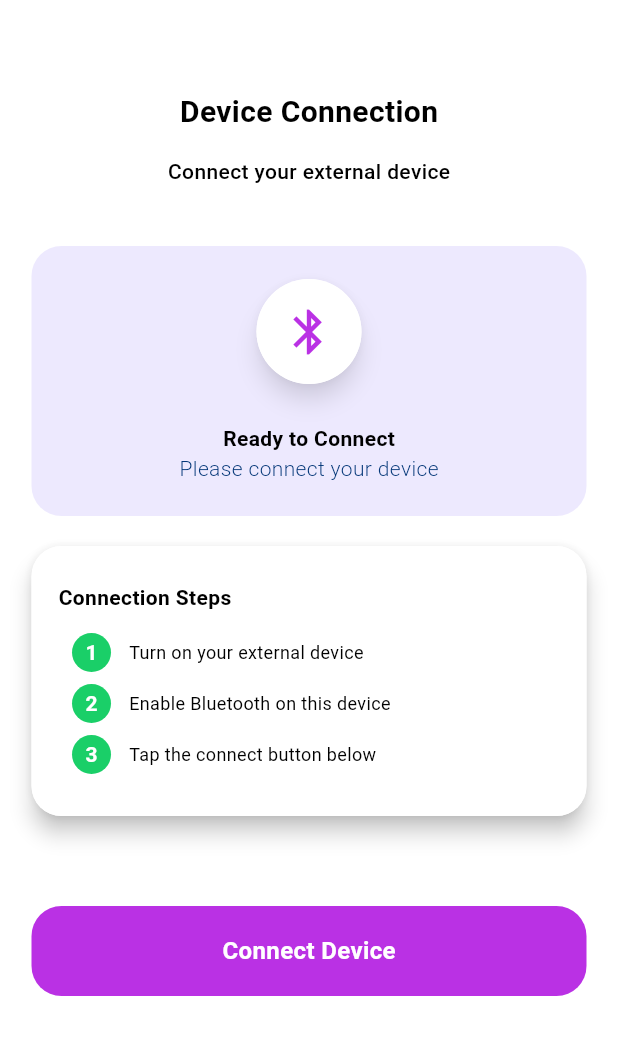
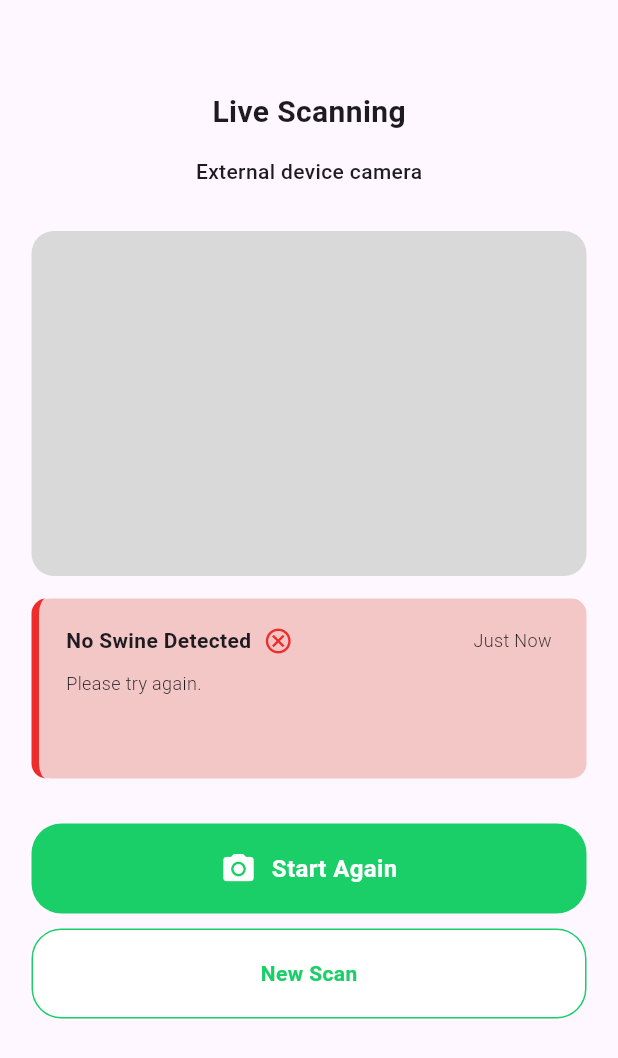
Before and after one commit to GinnoLmao/LiveStock, a Flutter app: the screen it shows after launch, on a phone screen of 412 x 824 dp. Shown: the top 1058 px of the screen. Run offline on Flutter 3.47's test engine with Material 3 defaults, Android fonts, the phone set to English and light mode, and no system bars.

Commit message:
all UI done/ Icons of pig and cow (need)

```diff
--- a/lib/main.dart
+++ b/lib/main.dart
@@ -1,5 +1,7 @@
 import 'package:flutter/material.dart';
 import 'package:livestock_prototype/navigation/bottom_nav.dart';
+import 'package:livestock_prototype/pages/scanning_page1.dart';
+import 'package:livestock_prototype/pages/scanning_page1fail.dart';
 import 'package:livestock_prototype/pages_connect/connecting_page.dart';
 import 'package:livestock_prototype/pages_connect/connection_failed.dart';
 import 'package:livestock_prototype/pages_connect/connection_page.dart';
@@ -21,7 +23,7 @@ class MyApp extends StatelessWidget {
           secondary: Color(0xFF1ACF68),
         ),
       ),
-      home: ConnectionPage(),
+      home: ScanningPage1Fail(),
     );
   }
 }
--- /dev/null
+++ b/lib/pages/scanning_page1fail.dart
@@ -0,0 +1,153 @@
+import 'package:flutter/material.dart';
+
+class ScanningPage1Fail extends StatelessWidget {
+  const ScanningPage1Fail({super.key});
+
+  @override
+  Widget build(BuildContext context) {
+    return MaterialApp(
+      debugShowCheckedModeBanner: false,
+      home: Scaffold(
+        body: Center(
+          child: Column(
+            crossAxisAlignment: CrossAxisAlignment.center,
+            children: [
+              SizedBox(height: 60),
+              Text(
+                "Live Scanning",
+                style: TextStyle(fontSize: 20, fontWeight: FontWeight.w700),
+              ),
+              SizedBox(height: 15),
+              Text(
+                "External device camera",
+                style: TextStyle(fontSize: 14, fontWeight: FontWeight.w500),
+              ),
+              SizedBox(height: 30),
+              Container(
+                width: 370,
+                height: 230,
+                decoration: BoxDecoration(
+                  color: Color(0xFFD9D9D9),
+                  borderRadius: BorderRadius.circular(15),
+                ),
+              ),
+              SizedBox(height: 15),
+
+              Container(
+                width: 370,
+                height: 120,
+                decoration: BoxDecoration(
+                  color: Color(0xFFF4C7C7),
+                  borderRadius: BorderRadius.circular(10),
+                  border: Border(
+                    left: BorderSide(color: Color(0XFFEF2C2C), width: 5),
+                  ),
+                ),
+                child: Padding(
+                  padding: const EdgeInsets.all(18),
+                  child: Column(
+                    crossAxisAlignment: CrossAxisAlignment.start,
+                    children: [
+                      // First row: "Scan Complete" with check icon
+                      Row(
+                        mainAxisAlignment: MainAxisAlignment.start,
+                        crossAxisAlignment: CrossAxisAlignment.center,
+                        children: [
+                          Text(
+                            "No Swine Detected",
+                            style: TextStyle(
+                              fontSize: 14,
+                              fontWeight: FontWeight.w700,
+                            ),
+                          ),
+                          SizedBox(width: 8), // Space between text and icon
+                          Icon(
+                            Icons.cancel_outlined,
+                            color: Color(0xFFEF2C2C),
+                            size: 20,
+                          ),
+                          SizedBox(width: 120),
+                          Text(
+                            "Just Now",
+                            style: TextStyle(
+                              fontSize: 12,
+                              fontWeight: FontWeight.w300,
+                            ),
+                          ),
+                        ],
+                      ),
+
+                      SizedBox(height: 10), // Space between rows
+                      // Second section: Detection information
+                      Column(
+                        crossAxisAlignment: CrossAxisAlignment.start,
+                        children: [
+                          Text(
+                            "Please try again.",
+                            style: TextStyle(
+                              fontWeight: FontWeight.w300,
+                              fontSize: 12,
+                            ),
+                          ),
+                        ],
+                      ),
+                    ],
+                  ),
+                ),
+              ),
+
+              SizedBox(height: 30),
+
+              Container(
+                width: 370,
+                height: 60,
+                decoration: BoxDecoration(
+                  color: Color(0xFF1ACF68),
+                  borderRadius: BorderRadius.circular(20),
+                ),
+                child: Row(
+                  mainAxisAlignment: MainAxisAlignment.center,
+                  children: [
+                    Icon(Icons.camera_alt, color: Colors.white),
+
+                    SizedBox(width: 10),
+
+                    Text(
+                      "Start Again",
+                      style: TextStyle(
+                        fontSize: 16,
+                        fontWeight: FontWeight.w700,
+                        color: Colors.white,
+                      ),
+                    ),
+                  ],
+                ),
+              ),
+
+              SizedBox(height: 10),
+
+              Container(
+                width: 370,
+                height: 60,
+                decoration: BoxDecoration(
+                  color: Colors.white,
+                  borderRadius: BorderRadius.circular(20),
+                  border: Border.all(color: Color(0xFF1ACF68), width: 1),
+                ),
+                child: Center(
+                  child: Text(
+                    "New Scan",
+                    style: TextStyle(
+                      color: Color(0xFF1ACF68),
+                      fontWeight: FontWeight.w700,
+                    ),
+                  ),
+                ),
+              ),
+            ],
+          ),
+        ),
+      ),
+    );
+  }
+}
--- a/lib/pages_connect/connecting_page.dart
+++ b/lib/pages_connect/connecting_page.dart
@@ -35,16 +35,6 @@ class ConnectingPage extends StatelessWidget {
               ),
             ],
           ),
-        ),
-        bottomNavigationBar: BottomNavigationBar(
-          items: const [
-            BottomNavigationBarItem(icon: Icon(Icons.home), label: 'Home'),
-            BottomNavigationBarItem(
-              icon: Icon(Icons.bluetooth),
-              label: 'Connect',
-            ),
-            BottomNavigationBarItem(icon: Icon(Icons.camera), label: 'Scan'),
-          ],
         ),
       ),
     );
--- a/lib/pages_connect/connection_failed.dart
+++ b/lib/pages_connect/connection_failed.dart
@@ -35,16 +35,6 @@ class ConnectionFailed extends StatelessWidget {
               ),
             ],
           ),
-        ),
-        bottomNavigationBar: BottomNavigationBar(
-          items: const [
-            BottomNavigationBarItem(icon: Icon(Icons.home), label: 'Home'),
-            BottomNavigationBarItem(
-              icon: Icon(Icons.bluetooth),
-              label: 'Connect',
-            ),
-            BottomNavigationBarItem(icon: Icon(Icons.camera), label: 'Scan'),
-          ],
         ),
       ),
     );
--- a/lib/pages_connect/connection_page.dart
+++ b/lib/pages_connect/connection_page.dart
@@ -1,4 +1,6 @@
 import 'package:flutter/material.dart';
+import 'package:livestock_prototype/pages/home_page.dart';
+import 'package:livestock_prototype/pages/scanning_page.dart';
 
 class ConnectionPage extends StatelessWidget {
   const ConnectionPage({super.key});
--- a/lib/pages_connect/connection_successful.dart
+++ b/lib/pages_connect/connection_successful.dart
@@ -35,16 +35,6 @@ class ConnectionSuccessful extends StatelessWidget {
               ),
             ],
           ),
-        ),
-        bottomNavigationBar: BottomNavigationBar(
-          items: const [
-            BottomNavigationBarItem(icon: Icon(Icons.home), label: 'Home'),
-            BottomNavigationBarItem(
-              icon: Icon(Icons.bluetooth),
-              label: 'Connect',
-            ),
-            BottomNavigationBarItem(icon: Icon(Icons.camera), label: 'Scan'),
-          ],
         ),
       ),
     );
```
Also changed, not shown: lib/pages/scanning_page1.dart (+65 -13 lines), 1 other file.
